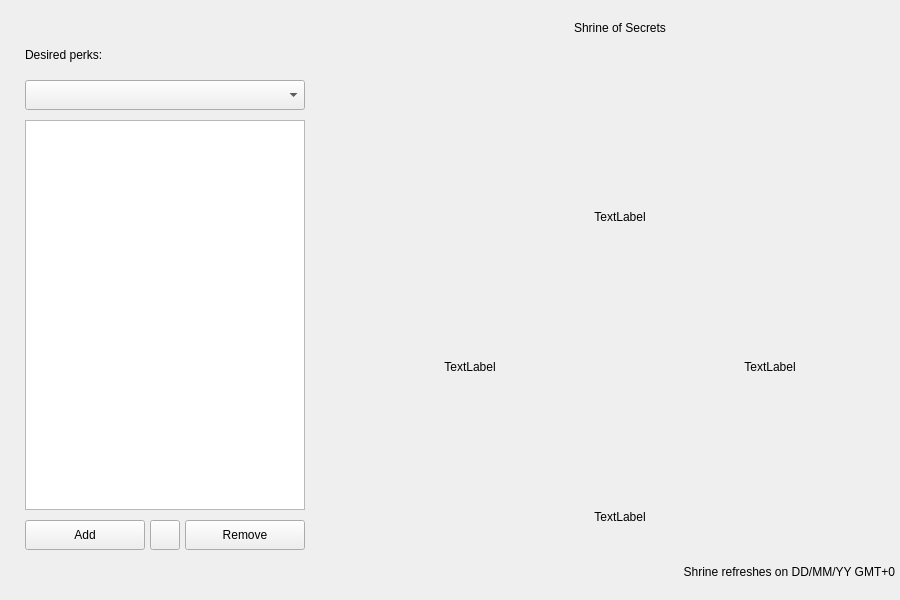
Above: app/designer/sc_ui.ui from michalkowal66/ShrineChecker before the change. Below: the same form after it.
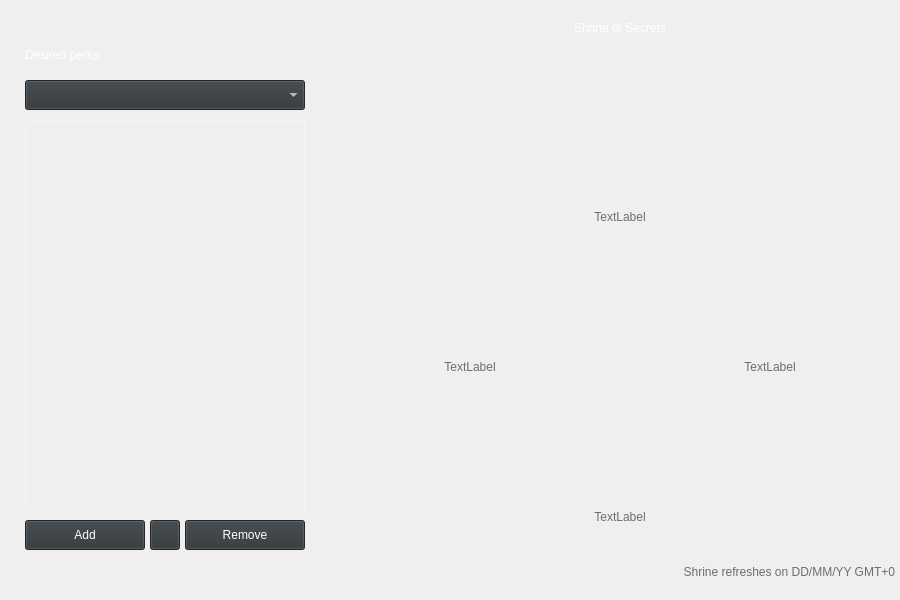
That is the form after the change. Icons and pictures are not drawn.

Commit message: Add styles to main ui window

Diff of the .ui file:
```diff
--- a/app/designer/sc_ui.ui
+++ b/app/designer/sc_ui.ui
@@ -140,6 +140,106 @@
      </widget>
     </widget>
     <widget class="QWidget" name="main">
+     <property name="styleSheet">
+      <string notr="true">QLabel#info_lbl{
+	font: 24px &quot;Sylfaen&quot;;
+	color: white;
+	background-color: rgba(0, 0, 0, 0);
+}
+
+QLabel#title_lbl{
+	font: 30px &quot;Sylfaen&quot;;
+	color: white;
+	background-color: rgba(0, 0, 0, 0);
+}
+
+QPushButton {
+	font: 18px &quot;Sylfaen&quot;;
+	color: white;
+	background-color:#2F3538;
+}
+
+QPushButton:hover {
+	font: 18px &quot;Sylfaen&quot;;
+	color: white;
+	background-color:#404040;
+}
+
+QComboBox {
+	font: 18px &quot;Sylfaen&quot;;
+	color: white;
+	background-color:#2F3538;
+	selection-background-color:#2F3538;
+}
+
+QComboBox QAbstractItemView {
+	font: 18px &quot;Sylfaen&quot;;
+	color: white;
+    background-color:#2F3538;
+	selection-background-color: #404040;
+	outline: 0;
+}
+
+QScrollBar:vertical {
+	font: 18px &quot;Sylfaen&quot;;
+	color: white;
+	background:#404040;
+}
+
+QPushButton#settings_btn{
+	font: 18px &quot;Sylfaen&quot;;
+	color: white;
+	qproperty-iconSize: 30px;
+}
+
+QLabel#perk1_lbl {
+	font: 20px &quot;Sylfaen&quot;;
+	color: #6e6d6d;
+	background-color: rgba(0, 0, 0, 0);
+}
+QLabel#perk2_lbl {
+	font: 20px &quot;Sylfaen&quot;;
+	color: #6e6d6d;
+	background-color: rgba(0, 0, 0, 0);
+}
+QLabel#perk3_lbl {
+	font: 20px &quot;Sylfaen&quot;;
+	color: #6e6d6d;
+	background-color: rgba(0, 0, 0, 0);
+}
+QLabel#perk4_lbl {
+	font: 20px &quot;Sylfaen&quot;;
+	color: #6e6d6d;
+	background-color: rgba(0, 0, 0, 0);
+}
+
+QLabel#date_lbl {
+	font: 16px &quot;Sylfaen&quot;;
+	color: #6e6d6d;
+	background-color: rgba(0, 0, 0, 0);
+}
+
+QListWidget{
+	font: 18px &quot;Sylfaen&quot;;
+	color: white;
+	background-color: rgba(0, 0, 0, 0);
+	border: 1px solid rgba(255, 255, 255, 0.3);
+	outline: 0;
+}
+
+QListWidget::item:hover {
+	font: 18px &quot;Sylfaen&quot;;
+	color: white;
+    background-color: rgba(47, 53, 56, 0.3);
+}
+
+QListWidget::item:selected {
+	font: 18px &quot;Sylfaen&quot;;
+	color: white;
+	background-color: rgba(64, 64, 64, 0.3);
+}
+</string>
+     </property>
      <widget class="QLabel" name="perk1_frame">
       <property name="geometry">
        <rect>
```
Left out of the diff: 99 changed lines with no effect on the pictures. The commit also changes 1 other file.
